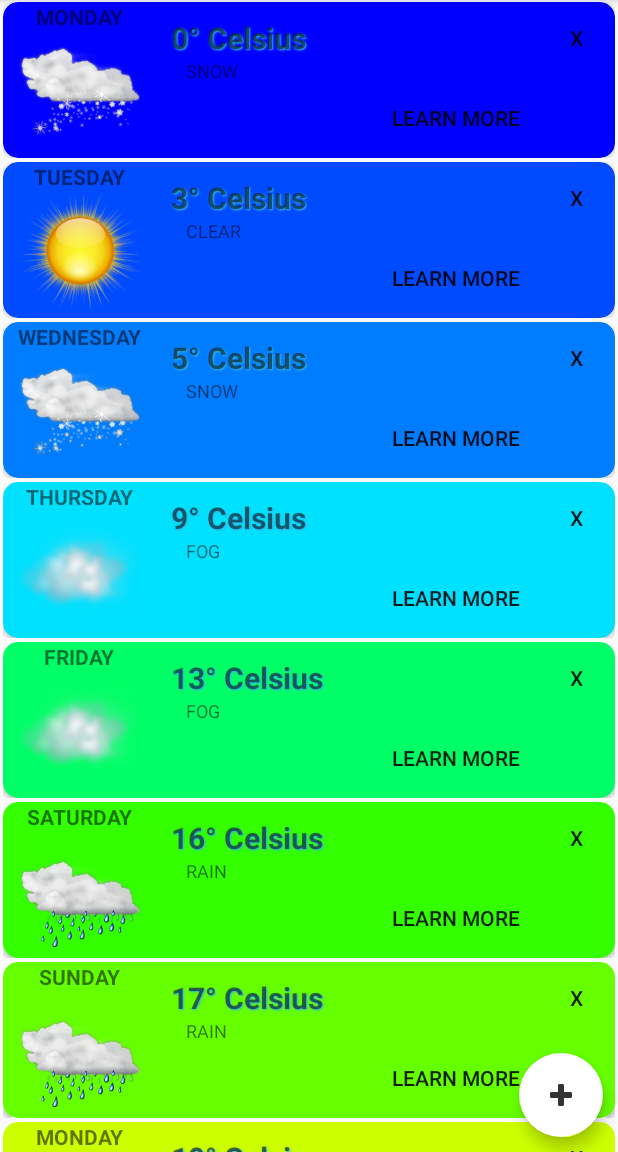
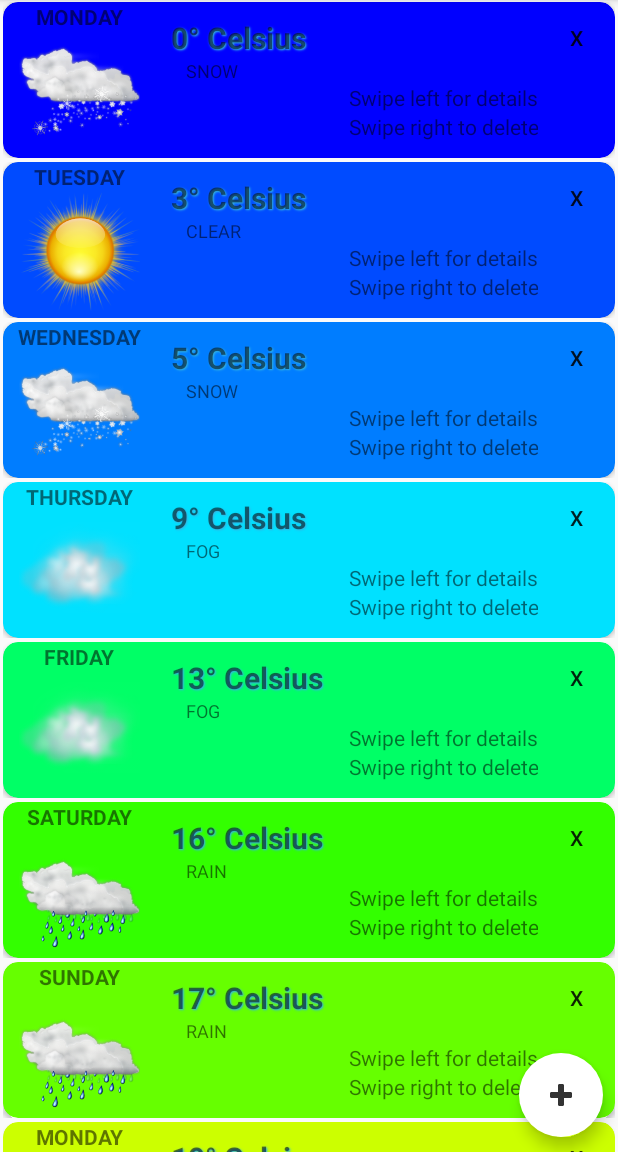
Before and after one commit to AmbroziePaval/WeatherTapp, an Android app: the screen it shows after launch (MainActivity), on a phone screen of 412 x 824 dp, the part 84-1236 px from its top. Run offline under Robolectric (Android 15) with nearby library versions, the phone set to English and light mode, and no system bars.

Commit message:
Added fragments for details.

```diff
--- a/app/src/main/java/com/tapptitude/weathertapp/MainActivity.java
+++ b/app/src/main/java/com/tapptitude/weathertapp/MainActivity.java
@@ -1,56 +1,21 @@
 package com.tapptitude.weathertapp;
 
-import android.support.design.widget.FloatingActionButton;
+import android.os.Bundle;
+import android.support.v4.app.Fragment;
+import android.support.v4.app.FragmentTransaction;
 import android.support.v7.app.AppCompatActivity;
-import android.os.Bundle;
-import android.support.v7.widget.DefaultItemAnimator;
-import android.support.v7.widget.LinearLayoutManager;
-import android.support.v7.widget.RecyclerView;
-import android.support.v7.widget.helper.ItemTouchHelper;
-import android.view.View;
 
 public class MainActivity extends AppCompatActivity {
-    private RecyclerView mWeatherContentRV;
-    private FloatingActionButton mAddCardFAB;
+    private Fragment mFragmentList;
 
     @Override
     protected void onCreate(Bundle savedInstanceState) {
         super.onCreate(savedInstanceState);
         setContentView(R.layout.activity_main);
 
-        mWeatherContentRV = (RecyclerView) findViewById(R.id.am_rv_dailyWeatherContent);
-        final WeatherContentAdapter weatherAdapter = new WeatherContentAdapter(getApplicationContext());
-        mWeatherContentRV.setAdapter(weatherAdapter);
-        mWeatherContentRV.setLayoutManager(new LinearLayoutManager(this));
-        mWeatherContentRV.setItemAnimator(new DefaultItemAnimator());
-
-        mAddCardFAB = (FloatingActionButton) findViewById(R.id.am_fab_addItem);
-        mAddCardFAB.setOnClickListener(new View.OnClickListener() {
-            @Override
-            public void onClick(View v) {
-                weatherAdapter.addNewItem();
-                mWeatherContentRV.scrollToPosition(weatherAdapter.getItemCount() - 1);
-            }
-        });
-
-
-        ItemTouchHelper.SimpleCallback simpleItemTouchCallback = new ItemTouchHelper.SimpleCallback(
-                ItemTouchHelper.DOWN | ItemTouchHelper.UP | ItemTouchHelper.START | ItemTouchHelper.END,
-                ItemTouchHelper.LEFT | ItemTouchHelper.RIGHT) {
-            @Override
-            public boolean onMove(RecyclerView recyclerView, RecyclerView.ViewHolder viewHolder, RecyclerView.ViewHolder target) {
-                recyclerView.getAdapter().notifyItemMoved(viewHolder.getAdapterPosition(), target.getAdapterPosition());
-                weatherAdapter.swapItemsInList(viewHolder.getAdapterPosition(), target.getAdapterPosition());
-                return true;
-            }
-
-            @Override
-            public void onSwiped(RecyclerView.ViewHolder viewHolder, int direction) {
-                weatherAdapter.removeItem(viewHolder.getAdapterPosition());
-            }
-        };
-
-        ItemTouchHelper itemTouchHelper = new ItemTouchHelper(simpleItemTouchCallback);
-        itemTouchHelper.attachToRecyclerView(mWeatherContentRV);
+        mFragmentList = new WeatherListFragment();
+        FragmentTransaction transaction = getSupportFragmentManager().beginTransaction();
+        transaction.replace(R.id.am_fl_placeholder, mFragmentList);
+        transaction.commit();
     }
 }
--- /dev/null
+++ b/app/src/main/java/com/tapptitude/weathertapp/WeatherListFragment.java
@@ -0,0 +1,89 @@
+package com.tapptitude.weathertapp;
+
+import android.content.Intent;
+import android.graphics.drawable.BitmapDrawable;
+import android.os.Bundle;
+import android.support.annotation.Nullable;
+import android.support.design.widget.FloatingActionButton;
+import android.support.v4.app.Fragment;
+import android.support.v4.app.FragmentManager;
+import android.support.v4.app.FragmentTransaction;
+import android.support.v7.widget.DefaultItemAnimator;
+import android.support.v7.widget.LinearLayoutManager;
+import android.support.v7.widget.RecyclerView;
+import android.support.v7.widget.helper.ItemTouchHelper;
+import android.view.LayoutInflater;
+import android.view.View;
+import android.view.ViewGroup;
+import android.widget.ImageView;
+import android.widget.TextView;
+
+import com.tapptitude.weathertapp.weather.DailyWeatherInfo;
+
+/**
+ * Created by ambroziepaval on 9/29/16.
+ */
+public class WeatherListFragment extends Fragment {
+    private WeatherDetailFragment mWeatherDetailsFragment;
+    private RecyclerView mWeatherContentRV;
+    private ViewGroup parent;
+
+    @Nullable
+    @Override
+    public View onCreateView(LayoutInflater inflater, ViewGroup container, Bundle savedInstanceState) {
+        View view = inflater.inflate(R.layout.fragment_list, container, false);
+        parent = container;
+
+        mWeatherContentRV = (RecyclerView) view.findViewById(R.id.am_rv_dailyWeatherContent);
+        final WeatherContentAdapter weatherAdapter = new WeatherContentAdapter(container.getContext());
+        mWeatherContentRV.setAdapter(weatherAdapter);
+        mWeatherContentRV.setLayoutManager(new LinearLayoutManager(container.getContext()));
+        mWeatherContentRV.setItemAnimator(new DefaultItemAnimator());
+
+        FloatingActionButton mAddCardFAB = (FloatingActionButton) view.findViewById(R.id.am_fab_addItem);
+        mAddCardFAB.setOnClickListener(new View.OnClickListener() {
+            @Override
+            public void onClick(View v) {
+                weatherAdapter.addNewItem();
+                mWeatherContentRV.scrollToPosition(weatherAdapter.getItemCount() - 1);
+            }
+        });
+
+        ItemTouchHelper.SimpleCallback simpleItemTouchCallback = new ItemTouchHelper.SimpleCallback(
+                ItemTouchHelper.DOWN | ItemTouchHelper.UP | ItemTouchHelper.START | ItemTouchHelper.END,
+                ItemTouchHelper.LEFT | ItemTouchHelper.RIGHT) {
+            @Override
+            public boolean onMove(RecyclerView recyclerView, RecyclerView.ViewHolder viewHolder, RecyclerView.ViewHolder target) {
+                recyclerView.getAdapter().notifyItemMoved(viewHolder.getAdapterPosition(), target.getAdapterPosition());
+                weatherAdapter.swapItemsInList(viewHolder.getAdapterPosition(), target.getAdapterPosition());
+                return true;
+            }
+
+            @Override
+            public void onSwiped(RecyclerView.ViewHolder viewHolder, int direction) {
+                if (direction == ItemTouchHelper.RIGHT) {
+                    weatherAdapter.removeItem(viewHolder.getAdapterPosition());
+                } else {
+                    DailyWeatherInfo weatherInfo = (DailyWeatherInfo) weatherAdapter.getItemDetails(viewHolder.getAdapterPosition());
+                    ImageView mWeatherConditionImageIV = ((WeatherContentAdapter.WeatherContentVH) viewHolder).mWeatherConditionImageIV;
+                    TextView mWeatherTempTV = ((WeatherContentAdapter.WeatherContentVH) viewHolder).mWeatherTempTV;
+
+                    mWeatherDetailsFragment = new WeatherDetailFragment();
+                    mWeatherDetailsFragment.updateDetails(weatherInfo.mTemperature, mWeatherTempTV.getText().toString(),weatherInfo.mWeatherConditions.toString(), weatherInfo.mDay, ((BitmapDrawable)mWeatherConditionImageIV.getDrawable()).getBitmap());
+                    FragmentManager fragmentManager = getFragmentManager();
+                    FragmentTransaction transaction = fragmentManager.beginTransaction();
+                    transaction.replace(R.id.am_fl_placeholder, mWeatherDetailsFragment);
+                    transaction.addToBackStack(null);
+                    transaction.commit();
+                }
+            }
+
+
+        };
+
+        ItemTouchHelper itemTouchHelper = new ItemTouchHelper(simpleItemTouchCallback);
+        itemTouchHelper.attachToRecyclerView(mWeatherContentRV);
+
+        return view;
+    }
+}
--- a/app/src/main/res/layout/activity_main.xml
+++ b/app/src/main/res/layout/activity_main.xml
@@ -1,26 +1,17 @@
 <?xml version="1.0" encoding="utf-8"?>
-<RelativeLayout xmlns:android="http://schemas.android.com/apk/res/android"
+<LinearLayout xmlns:android="http://schemas.android.com/apk/res/android"
     xmlns:tools="http://schemas.android.com/tools"
     android:layout_width="match_parent"
     android:layout_height="match_parent"
+    android:orientation="horizontal"
     xmlns:app="http://schemas.android.com/apk/res-auto"
-    tools:context="com.tapptitude.weathertapp.MainActivity">
+    tools:context="com.tapptitude.weathertapp.MainActivity"
+    android:baselineAligned="false">
 
-    <android.support.v7.widget.RecyclerView
-        android:id="@+id/am_rv_dailyWeatherContent"
+    <FrameLayout
+        android:id="@+id/am_fl_placeholder"
         android:layout_width="match_parent"
-        android:layout_height="wrap_content"/>
+        android:layout_height="match_parent"
+        tools:layout="@layout/fragment_list" />
 
-    <android.support.design.widget.FloatingActionButton
-        android:id="@+id/am_fab_addItem"
-        android:layout_margin="10dp"
-        android:layout_alignParentBottom="true"
-        android:layout_alignParentEnd="true"
-        android:layout_width="wrap_content"
-        android:layout_height="wrap_content"
-        android:clickable="true"
-        android:backgroundTint="@android:color/white"
-        app:borderWidth="0dp"
-        android:src="@drawable/plus"/>
-
-</RelativeLayout>
+</LinearLayout>
--- /dev/null
+++ b/app/src/main/res/layout/fragment_list.xml
@@ -0,0 +1,26 @@
+<?xml version="1.0" encoding="utf-8"?>
+<RelativeLayout xmlns:android="http://schemas.android.com/apk/res/android"
+    xmlns:tools="http://schemas.android.com/tools"
+    android:layout_width="match_parent"
+    android:layout_height="match_parent"
+    xmlns:app="http://schemas.android.com/apk/res-auto"
+    tools:context="com.tapptitude.weathertapp.MainActivity">
+
+    <android.support.v7.widget.RecyclerView
+        android:id="@+id/am_rv_dailyWeatherContent"
+        android:layout_width="match_parent"
+        android:layout_height="wrap_content"/>
+
+    <android.support.design.widget.FloatingActionButton
+        android:id="@+id/am_fab_addItem"
+        android:layout_margin="10dp"
+        android:layout_alignParentBottom="true"
+        android:layout_alignParentEnd="true"
+        android:layout_width="wrap_content"
+        android:layout_height="wrap_content"
+        android:clickable="true"
+        android:backgroundTint="@android:color/white"
+        app:borderWidth="0dp"
+        android:src="@drawable/plus"/>
+
+</RelativeLayout>
--- a/app/src/main/res/layout/item_content.xml
+++ b/app/src/main/res/layout/item_content.xml
@@ -77,13 +77,19 @@
                     android:textSize="12sp"
                     tools:text="Condition" />
 
-                <Button
-                    style="@style/Base.Widget.AppCompat.Button.Borderless"
+                <TextView
                     android:layout_width="wrap_content"
                     android:layout_height="wrap_content"
                     android:layout_gravity="end"
                     android:textAlignment="textEnd"
-                    android:text="Learn more"/>
+                    android:text="Swipe left for details"/>
+
+                <TextView
+                    android:layout_width="wrap_content"
+                    android:layout_height="wrap_content"
+                    android:layout_gravity="end"
+                    android:textAlignment="textEnd"
+                    android:text="Swipe right to delete"/>
 
             </LinearLayout>
 
--- a/app/src/main/res/values/strings.xml
+++ b/app/src/main/res/values/strings.xml
@@ -2,4 +2,5 @@
     <string name="app_name">WeatherTapp</string>
     <string name="condition_image">Condition Image</string>
     <string name="deleteItemString">x</string>
+    <string name="longFillingString">Details details …</string>
 </resources>
```
Also changed, not shown: app/src/main/java/com/tapptitude/weathertapp/WeatherContentAdapter.java (+6 -2 lines), app/src/main/java/com/tapptitude/weathertapp/WeatherDetailFragment.java (added, +74 -0 lines), app/src/main/res/layout/fragment_details.xml (added, +70 -0 lines).
